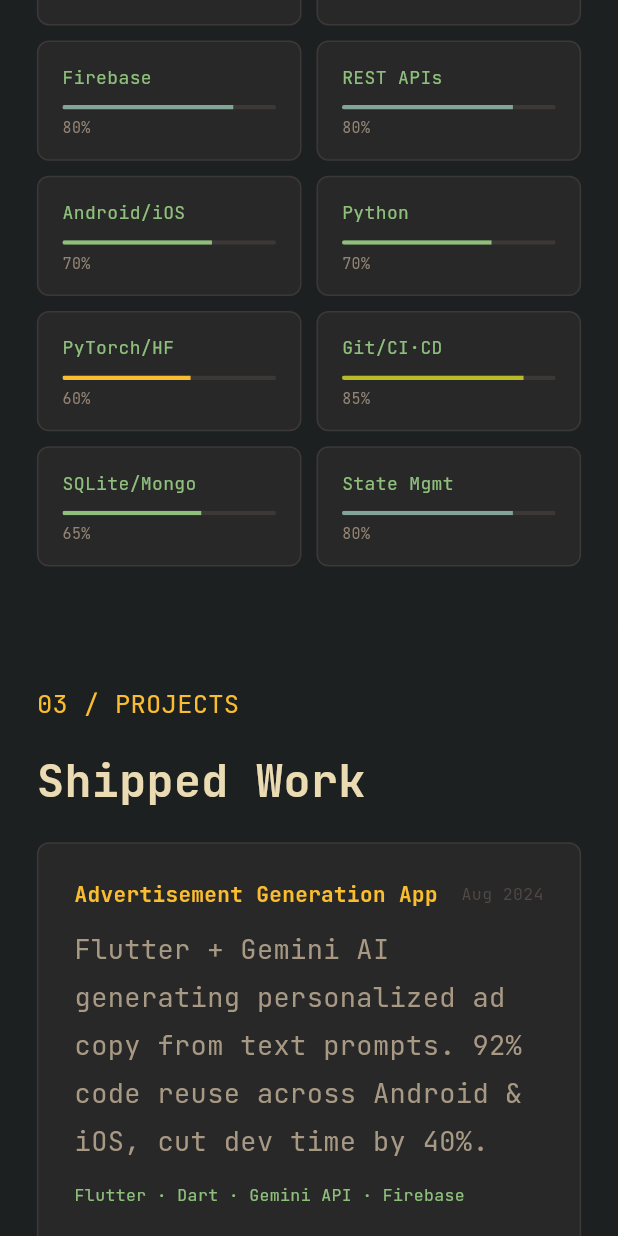
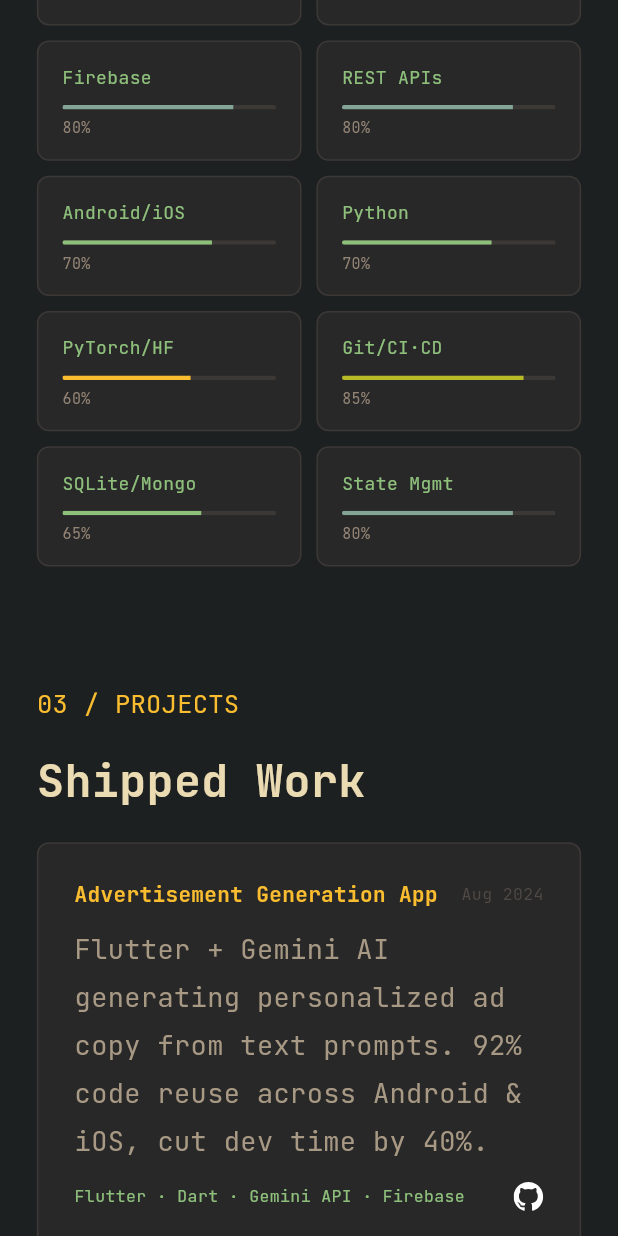
Before and after one commit to AritraSanyal/portfolio, a Flutter app: the screen it shows after launch, scrolled down 2304 dp, on a phone screen of 412 x 824 dp. Run offline on Flutter 3.47's test engine with Material 3 defaults, Android fonts, the phone set to English and light mode, and no system bars; our stand-ins replace flutter_svg, google_fonts, web.

Commit message:
feat: add GitHub icon back to project card, card remains clickable

```diff
--- a/lib/features/portfolio/project_card.dart
+++ b/lib/features/portfolio/project_card.dart
@@ -2,6 +2,7 @@ import 'package:flutter/material.dart';
 import 'package:url_launcher/url_launcher.dart';
 import '../../config/colors.dart';
 import '../../config/text_styles.dart';
+import '../../widgets/github_icon.dart';
 
 class ProjectCard extends StatefulWidget {
   final String name;
@@ -96,12 +97,18 @@ class _ProjectCardState extends State<ProjectCard> {
               const SizedBox(height: 10),
               Text(widget.desc, style: GruvboxText.description()),
               const SizedBox(height: 10),
+              Row(
+                mainAxisAlignment: MainAxisAlignment.spaceBetween,
+                children: [
                   Text(
                     widget.stack,
                     style: GruvboxText.body(
                       color: GruvboxColors.cyan,
                       size: 11,
                     ),
+                  ),
+                  GithubIcon(url: widget.githubUrl, size: 20),
+                ],
               ),
               const SizedBox(height: 12),
             ],
```
Lines whose indentation alone changed are shown as unchanged.
